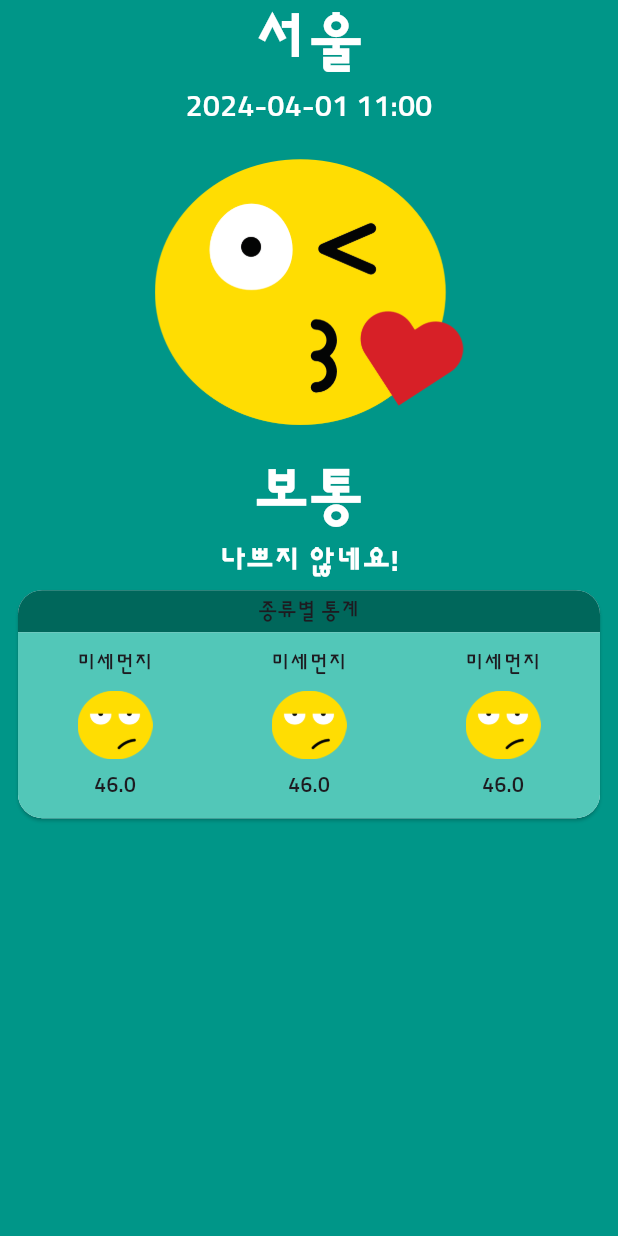
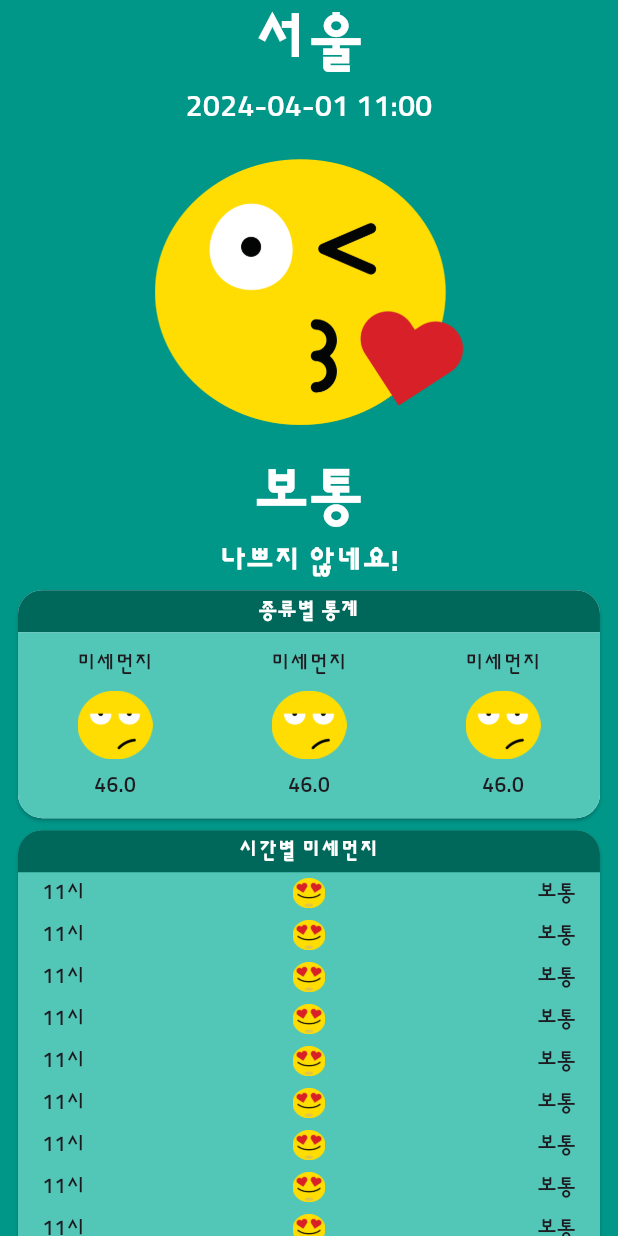
Before and after one commit to jwzz08/dust_app_flutter, a Flutter app: the screen it shows after launch, on a phone screen of 412 x 824 dp. Run offline on Flutter 3.47's test engine with Material 3 defaults, Android fonts, the phone set to English and light mode, and no system bars.

Commit message:
create HourlyStat.dart

```diff
--- a/lib/component/category_stat.dart
+++ b/lib/component/category_stat.dart
@@ -32,6 +32,10 @@ class CategoryStat extends StatelessWidget {
                         child: Text(
                           '종류별 통계',
                           textAlign: TextAlign.center,
+                          style: TextStyle(
+                            fontWeight: FontWeight.w700,
+                            color: Colors.white
+                          ),
                         ),
                       )),
                   Expanded(
--- /dev/null
+++ b/lib/component/hourly_stat.dart
@@ -0,0 +1,69 @@
+import 'package:flutter/material.dart';
+
+import '../const/color.dart';
+
+class HoulyStat extends StatelessWidget {
+  const HoulyStat({Key? key}) : super(key: key);
+
+  @override
+  Widget build(BuildContext context) {
+    return SizedBox(
+      width: double.infinity,
+      child: Padding(
+        padding: EdgeInsets.symmetric(horizontal: 8.0),
+        child: Card(
+          color: lightColor,
+          shape: RoundedRectangleBorder(
+              borderRadius: BorderRadius.circular(16.0)),
+          child: Column(
+            crossAxisAlignment: CrossAxisAlignment.stretch,
+            children: [
+              Container(
+                decoration: BoxDecoration(
+                  color: darkColor,
+                  borderRadius: BorderRadius.only(
+                    topRight: Radius.circular(16.0),
+                    topLeft: Radius.circular(16.0),
+                  ),
+                ),
+                child: Padding(
+                  padding: const EdgeInsets.symmetric(vertical: 4.0),
+                  child: Text(
+                    '시간별 미세먼지',
+                    textAlign: TextAlign.center,
+                    style: TextStyle(
+                      fontWeight: FontWeight.w700,
+                      color: Colors.white,
+                    ),
+                  ),
+                ),
+              ),
+              ...List.generate(
+                  24,
+                      (index) => Padding(
+                    padding: const EdgeInsets.symmetric(
+                        horizontal: 16.0, vertical: 4.0),
+                    child: Row(
+                      children: [
+                        Expanded(child: Text('11시')),
+                        Expanded(
+                          child: Image.asset(
+                            'asset/img/best.png',
+                            height: 20.0,
+                          ),
+                        ),
+                        Expanded(
+                            child: Text(
+                              '보통',
+                              textAlign: TextAlign.right,
+                            )),
+                      ],
+                    ),
+                  ))
+            ],
+          ),
+        ),
+      ),
+    );
+  }
+}
--- a/lib/screen/home_screen.dart
+++ b/lib/screen/home_screen.dart
@@ -1,4 +1,5 @@
 import 'package:dusty_dust/component/category_stat.dart';
+import 'package:dusty_dust/component/hourly_stat.dart';
 import 'package:dusty_dust/component/main_stat.dart';
 import 'package:dusty_dust/const/color.dart';
 import 'package:flutter/material.dart';
@@ -15,6 +16,7 @@ class HomeScreen extends StatelessWidget {
           children: [
             MainStat(),
             CategoryStat(),
+            HoulyStat(),
           ],
         ),
       ),
```
